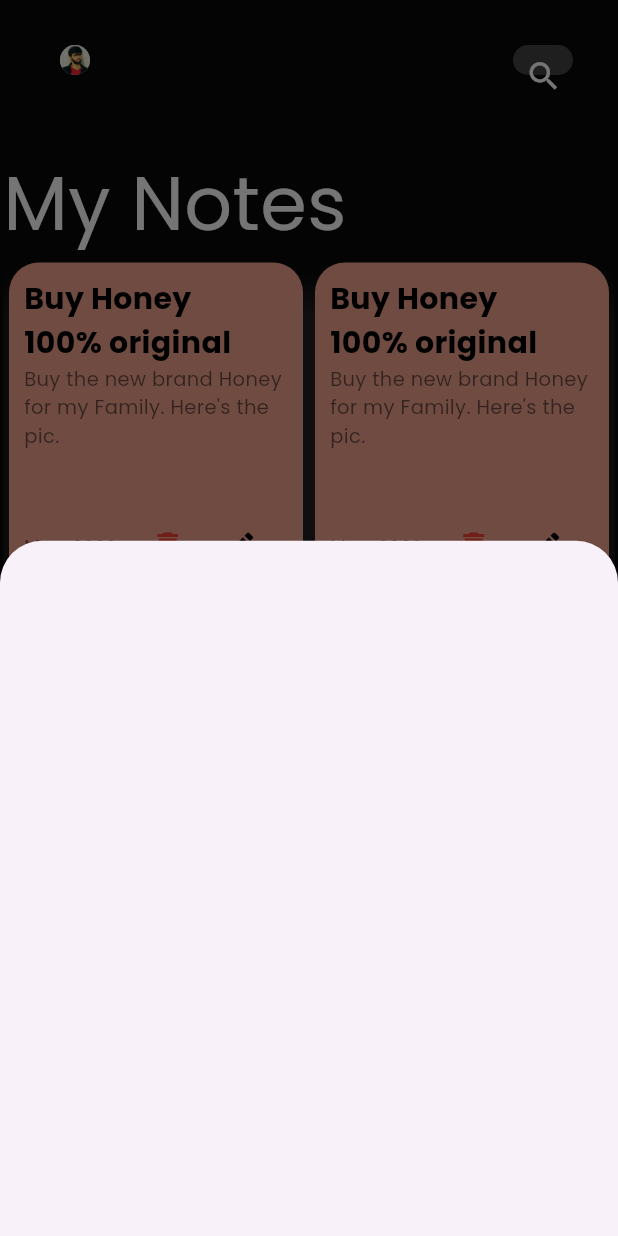
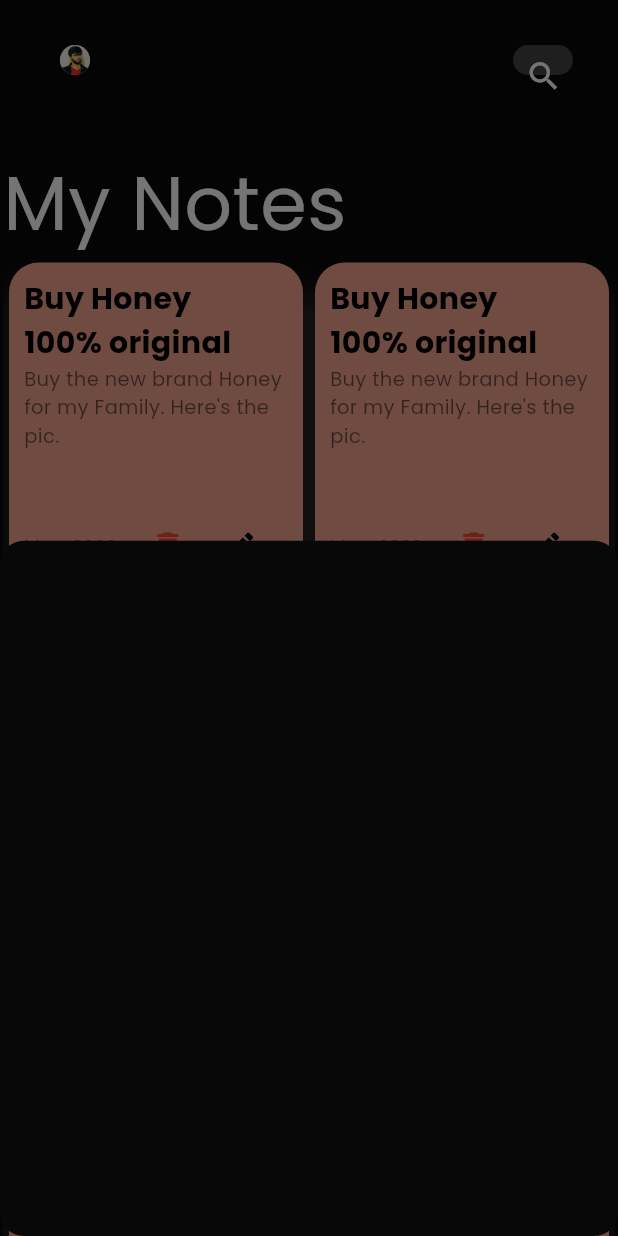
Before and after one commit to xhambluefox/notes_app, a Flutter app: the screen it shows after launch, after a tap on the "add" icon, on a phone screen of 412 x 824 dp. Run offline on Flutter 3.47's test engine with Material 2 defaults, Android fonts, the phone set to English and light mode, and no system bars.

Commit message:
Add borderRaduis to bottomSheet

```diff
--- a/lib/Views/Widgets/AddNoteBottomSheet.dart
+++ b/lib/Views/Widgets/AddNoteBottomSheet.dart
@@ -1,10 +1,13 @@
 import 'package:flutter/material.dart';
+import 'package:notes_app/Const/ColorsConst.dart';
 
 class AddNoteBottomSheet extends StatelessWidget {
   const AddNoteBottomSheet({super.key});
 
   @override
   Widget build(BuildContext context) {
-    return  Container();
+    return  Container(
+
+    );
   }
 }
--- a/lib/Views/Widgets/bodyHome.dart
+++ b/lib/Views/Widgets/bodyHome.dart
@@ -26,7 +26,13 @@ class _BodyHomePageState extends State<BodyHomePage> {
       floatingActionButton: FloatingActionButton(
         backgroundColor: cardColor3,
         onPressed: (){
-          showModalBottomSheet(context: context, builder: (context)=>AddNoteBottomSheet());
+          showModalBottomSheet(
+            backgroundColor: buttonColor,
+            shape: RoundedRectangleBorder(
+              borderRadius: BorderRadius.circular(16)
+            ),
+              context: context,
+              builder: (context)=>AddNoteBottomSheet());
         }
         ,child: Icon(Icons.add, color: Colors.black,size: 25,),),
       body: Padding(
--- a/lib/main.dart
+++ b/lib/main.dart
@@ -15,9 +15,10 @@ class MyApp extends StatelessWidget {
   Widget build(BuildContext context) {
     return MaterialApp(
       title: 'Flutter Demo',
-      darkTheme: ThemeData.dark(),
+     themeMode:ThemeMode.system ,
 
       theme: ThemeData(
+
         scaffoldBackgroundColor: buttonColor,
         fontFamily: 'Poppins',
 
```
